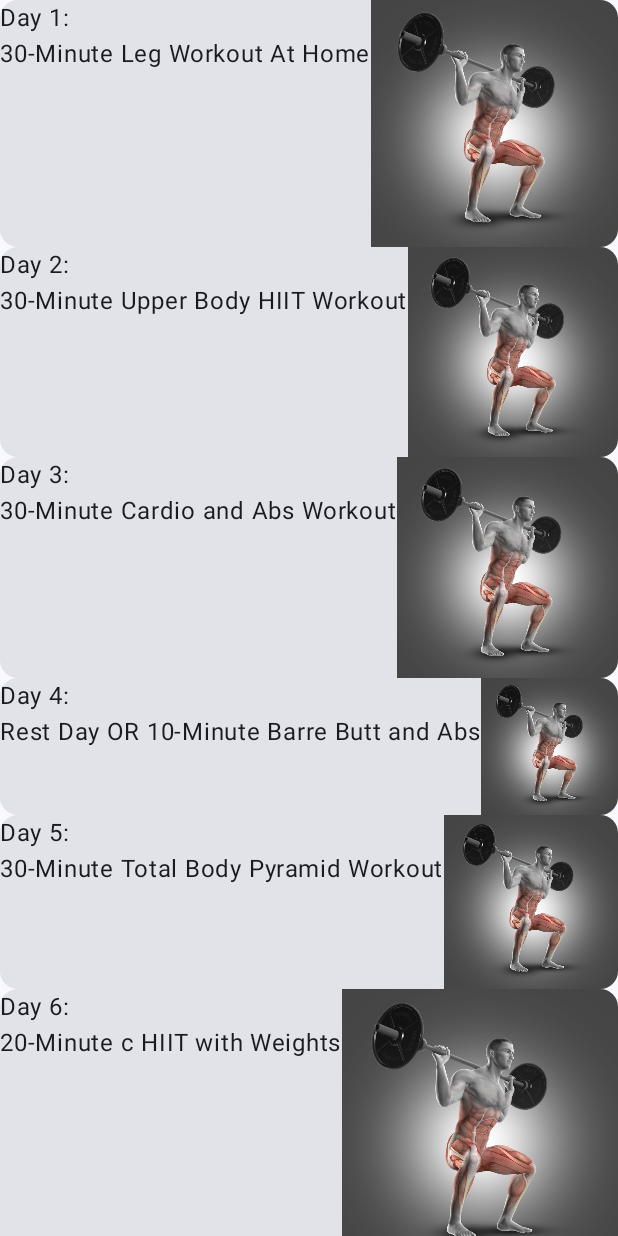
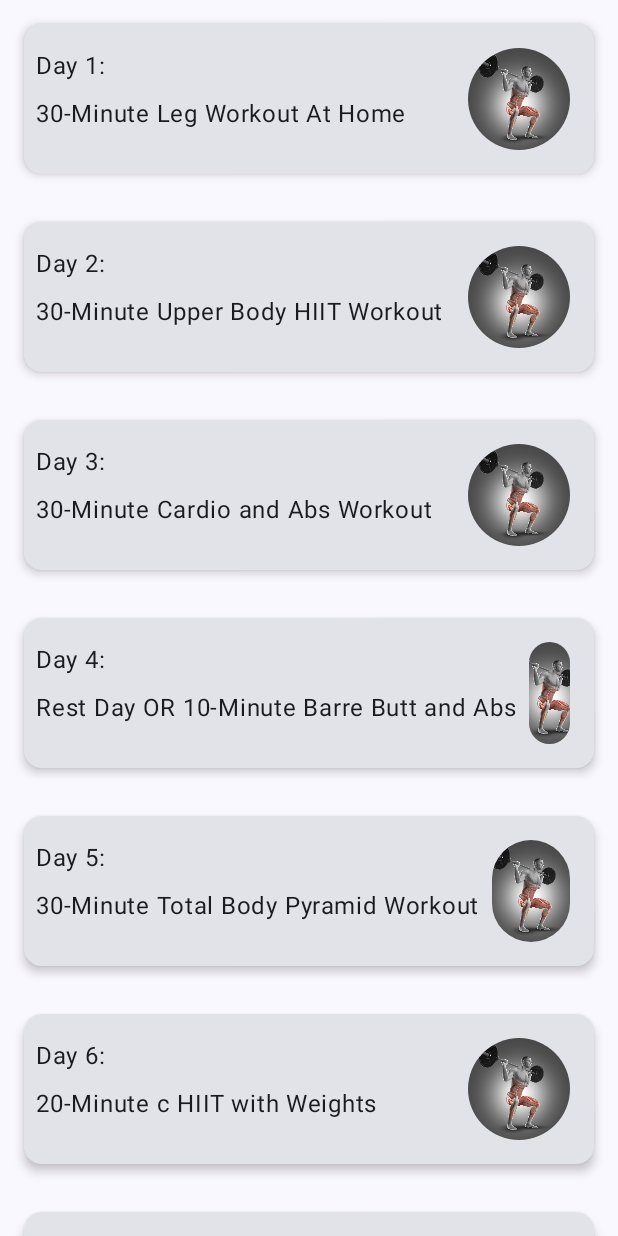
Before and after one commit to sourabhkumar47/30DaysOfFitness, an Android app built with Jetpack Compose: the screen it shows after launch (MainActivity), on a phone screen of 412 x 824 dp. Run offline under Robolectric (Android 15) with nearby library versions, the phone set to English and light mode, and no system bars.

Commit message:
modified layout

```diff
--- a/app/src/main/java/com/example/plant30days/MainActivity.kt
+++ b/app/src/main/java/com/example/plant30days/MainActivity.kt
@@ -10,17 +10,25 @@ import androidx.compose.foundation.layout.Column
 import androidx.compose.foundation.layout.Row
 import androidx.compose.foundation.layout.Spacer
 import androidx.compose.foundation.layout.fillMaxSize
+import androidx.compose.foundation.layout.fillMaxWidth
+import androidx.compose.foundation.layout.padding
+import androidx.compose.foundation.layout.size
 import androidx.compose.foundation.lazy.LazyColumn
 import androidx.compose.foundation.lazy.items
+import androidx.compose.foundation.shape.RoundedCornerShape
 import androidx.compose.material3.Card
+import androidx.compose.material3.CardDefaults
 import androidx.compose.material3.MaterialTheme
 import androidx.compose.material3.Surface
 import androidx.compose.material3.Text
 import androidx.compose.runtime.Composable
 import androidx.compose.ui.Modifier
+import androidx.compose.ui.draw.clip
+import androidx.compose.ui.layout.ContentScale
 import androidx.compose.ui.res.painterResource
 import androidx.compose.ui.res.stringResource
 import androidx.compose.ui.tooling.preview.Preview
+import androidx.compose.ui.unit.dp
 import com.example.plant30days.model.Data.ExerciseRepo.exercises
 import com.example.plant30days.model.Exercise
 import com.example.plant30days.ui.theme.Plant30DaysTheme
@@ -44,8 +52,14 @@ class MainActivity : ComponentActivity() {
 
 @Composable
 fun ExerciseList() {
-
-    LazyColumn {
+    LazyColumn(
+//        modifier = Modifier
+//            .padding(
+//                start = 16.dp,
+//                end = 16.dp,
+//                top = 16.dp
+//            )
+    ) {
         items(exercises) {
             ExerciseItem(
                 exercise = it
@@ -56,8 +70,15 @@ fun ExerciseList() {
 
 @Composable
 fun ExerciseItem(exercise: Exercise, modifier: Modifier = Modifier) {
-    Card() {
-        Row() {
+    Card(
+        modifier = modifier.padding(16.dp),
+        elevation = CardDefaults.cardElevation(4.dp)
+    ) {
+        Row(
+            modifier = Modifier
+                .fillMaxWidth()
+                .padding(8.dp)
+        ) {
             ExInfo(exercise.dayRes, exercise.namRes)
             Spacer(modifier.weight(1f))
             ExIcon(exercise.desImage)
@@ -69,15 +90,17 @@ fun ExerciseItem(exercise: Exercise, modifier: Modifier = Modifier) {
 @Composable
 fun ExInfo(
     @StringRes exDay: Int,
-    @StringRes exName: Int,
-    modifier: Modifier = Modifier
+    @StringRes exName: Int
 ) {
-    Column() {
+    Column(
+    ) {
         Text(
-            text = stringResource(exDay)
+            text = stringResource(exDay),
+            Modifier.padding(top = 8.dp)
         )
         Text(
-            text = stringResource(exName)
+            text = stringResource(exName),
+            Modifier.padding(top = 8.dp)
         )
     }
 }
@@ -88,7 +111,12 @@ fun ExInfo(
 fun ExIcon(@DrawableRes exIcon: Int, modifier: Modifier = Modifier) {
     Image(
         painter = painterResource(exIcon),
-        contentDescription = null
+        contentDescription = null,
+        contentScale = ContentScale.Crop,
+        modifier = Modifier
+            .size(84.dp)
+            .padding(8.dp)
+            .clip(RoundedCornerShape(50))
     )
 }
 
```
